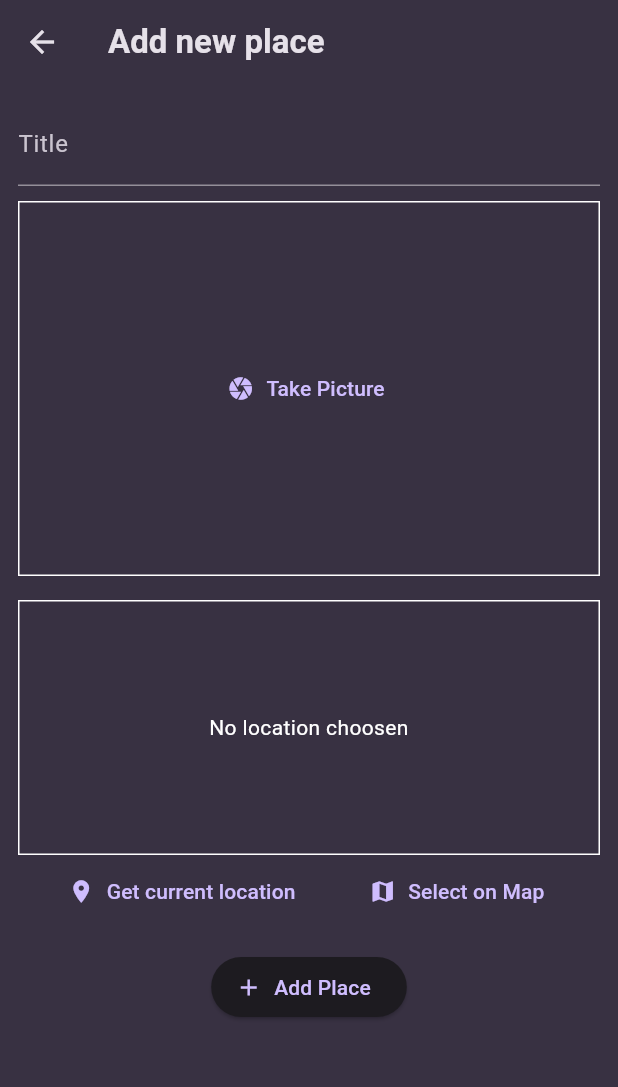
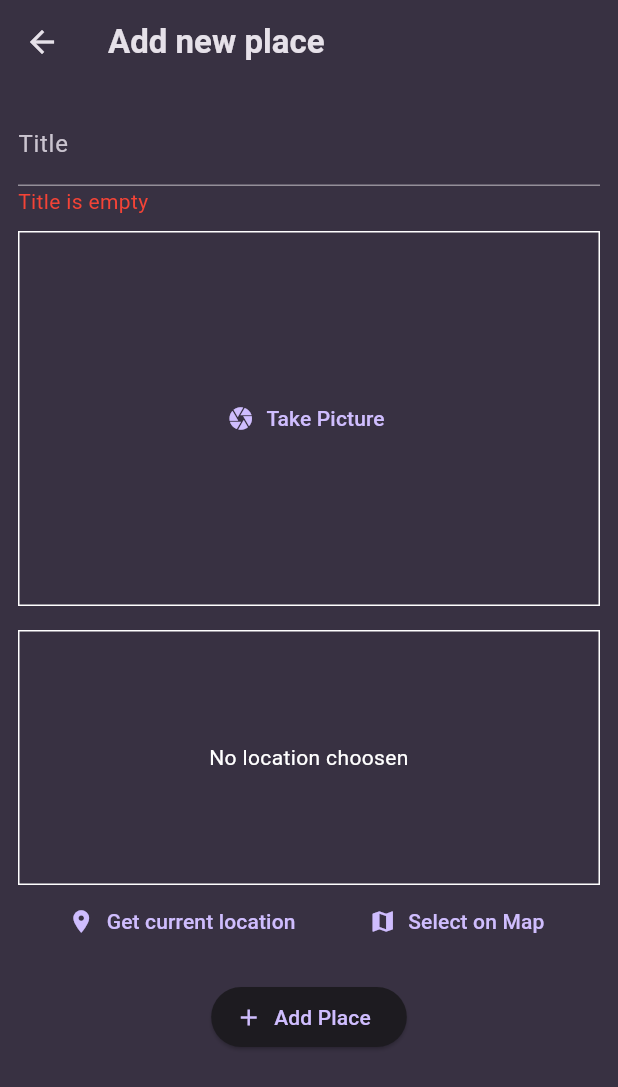
Before and after one commit to ashutosh1234ojha/AdvanceBasicFlutter, a Flutter app: the AddNewPlaces screen opened directly, after a tap on "Add Place", on a phone screen of 412 x 824 dp. Shown: the top 1087 px of the screen. Run offline on Flutter 3.47's test engine with Material 3 defaults, Android fonts, the phone set to English and light mode, and no system bars; our stand-ins replace flutter_riverpod, google_fonts, google_maps_flutter, image_picker, location, sqflite; accounts and stored records are empty.

Commit message:
sql bug fix

```diff
--- a/lib/providers/user_places.dart
+++ b/lib/providers/user_places.dart
@@ -62,7 +62,7 @@ class UserPlacesNotifier extends StateNotifier<List<Places>> {
       'title': newPlace.title,
       'image': newPlace.image.path,
       'lat': newPlace.location.lat,
-      'lan': newPlace.location.long,
+      'lng': newPlace.location.long,
       'address': 'address',
     });
 
--- a/lib/screens/add_places.dart
+++ b/lib/screens/add_places.dart
@@ -20,12 +20,18 @@ class _AddNewPlacesState extends ConsumerState<AddNewPlaces> {
   final _titleController = TextEditingController();
   File? _selectedImage;
   PlaceLocation? _selectedLocation;
+  bool _isTitleFieldEmpty = false;
 
   void _savePlace() {
     final enteredText = _titleController.text;
     if (enteredText.isEmpty ||
         _selectedImage == null ||
         _selectedLocation == null) {
+      if (enteredText.isEmpty) {
+        setState(() {
+          _isTitleFieldEmpty = true;
+        });
+      }
       return;
     }
     ref
@@ -49,10 +55,26 @@ class _AddNewPlacesState extends ConsumerState<AddNewPlaces> {
         child: Column(
           children: [
             TextField(
+              onChanged: (value) {
+                setState(() {
+                  _isTitleFieldEmpty = false;
+                });
+              },
               decoration: const InputDecoration(labelText: "Title"),
               controller: _titleController,
               style: TextStyle(color: Theme.of(context).colorScheme.onSurface),
             ),
+
+            if (_isTitleFieldEmpty)
+              Align(
+                alignment: Alignment.centerLeft,
+                child: Text(
+                  "Title is empty",
+                  textAlign: TextAlign.start,
+                  style: TextStyle(color: Colors.red),
+                ),
+              ),
+
             SizedBox(height: 10),
 
             ImageInput(
```
